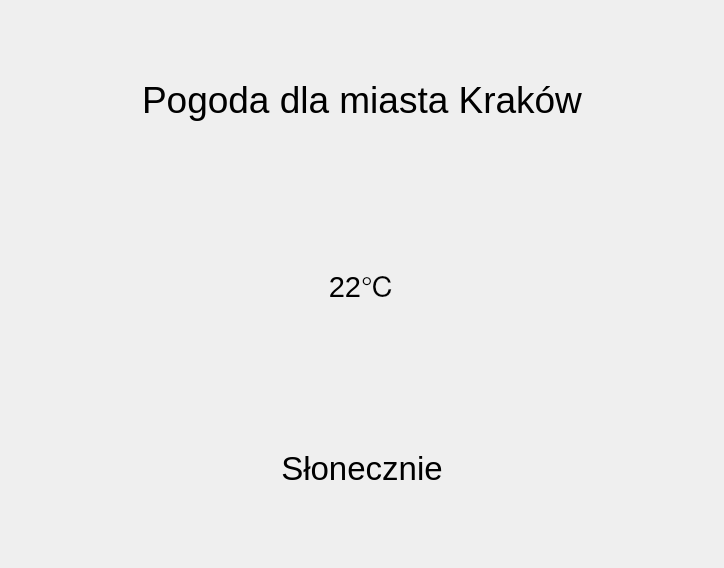
The window that result.ui (szykol/pygoda) describes before a commit, drawn with Qt 5.
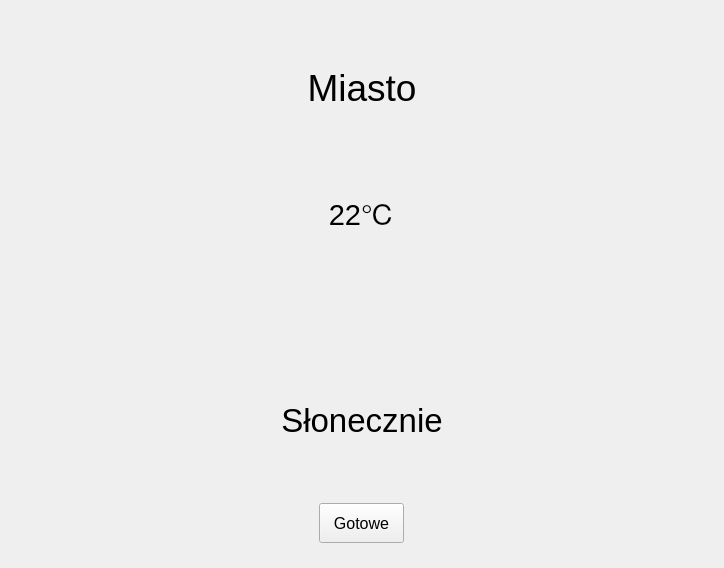
The same window after the commit.

The edit to the form file:
```diff
--- a/result.ui
+++ b/result.ui
@@ -14,6 +14,21 @@
    <string>Form</string>
   </property>
   <layout class="QVBoxLayout" name="verticalLayout">
+   <property name="spacing">
+    <number>0</number>
+   </property>
+   <property name="leftMargin">
+    <number>5</number>
+   </property>
+   <property name="topMargin">
+    <number>5</number>
+   </property>
+   <property name="rightMargin">
+    <number>5</number>
+   </property>
+   <property name="bottomMargin">
+    <number>5</number>
+   </property>
    <item>
     <widget class="QLabel" name="label">
      <property name="font">
@@ -22,7 +37,7 @@
       </font>
      </property>
      <property name="text">
-      <string>Pogoda dla miasta Kraków</string>
+      <string>Miasto</string>
      </property>
      <property name="alignment">
       <set>Qt::AlignCenter</set>
@@ -30,12 +45,32 @@
     </widget>
    </item>
    <item>
-    <widget class="QLabel" name="label_2">
+    <layout class="QVBoxLayout" name="verticalLayout_2">
+     <property name="spacing">
+      <number>0</number>
+     </property>
+     <item>
+      <widget class="QLabel" name="temperature">
+       <property name="sizePolicy">
+        <sizepolicy hsizetype="Minimum" vsizetype="Minimum">
+         <horstretch>0</horstretch>
+         <verstretch>0</verstretch>
+        </sizepolicy>
+       </property>
+       <property name="minimumSize">
+        <size>
+         <width>702</width>
+         <height>75</height>
+        </size>
+       </property>
      <property name="font">
       <font>
        <pointsize>22</pointsize>
       </font>
      </property>
+       <property name="styleSheet">
+        <string notr="true">padding: 0</string>
+       </property>
      <property name="text">
       <string>22℃</string>
      </property>
@@ -44,6 +79,21 @@
      </property>
     </widget>
    </item>
+     <item alignment="Qt::AlignHCenter">
+      <widget class="QLabel" name="img">
+       <property name="minimumSize">
+        <size>
+         <width>0</width>
+         <height>0</height>
+        </size>
+       </property>
+       <property name="text">
+        <string/>
+       </property>
+      </widget>
+     </item>
+    </layout>
+   </item>
    <item>
     <widget class="QLabel" name="label_3">
      <property name="font">
@@ -59,6 +109,33 @@
      </property>
     </widget>
    </item>
+   <item alignment="Qt::AlignHCenter">
+    <widget class="QPushButton" name="back_button">
+     <property name="sizePolicy">
+      <sizepolicy hsizetype="Fixed" vsizetype="Fixed">
+       <horstretch>0</horstretch>
+       <verstretch>0</verstretch>
+      </sizepolicy>
+     </property>
+     <property name="minimumSize">
+      <size>
+       <width>85</width>
+       <height>60</height>
+      </size>
+     </property>
+     <property name="font">
+      <font>
+       <pointsize>12</pointsize>
+      </font>
+     </property>
+     <property name="styleSheet">
+      <string notr="true">margin-bottom: 20</string>
+     </property>
+     <property name="text">
+      <string>Gotowe</string>
+     </property>
+    </widget>
+   </item>
   </layout>
  </widget>
  <resources/>
```
Left out of the diff: 4 changed lines with no effect on the pictures. Lines whose indentation alone changed are shown as unchanged.
